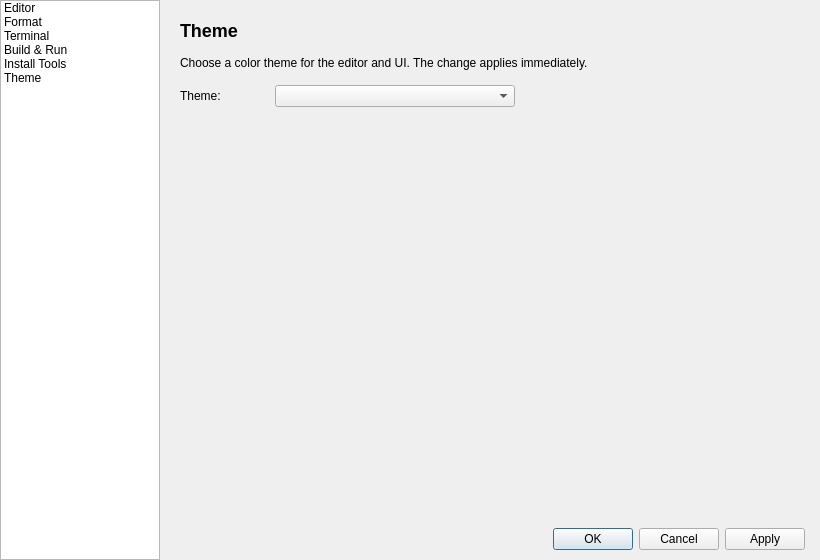
Above: src/view/LosSettingsUi/LosSettingsUi.ui from 2932238802/Perseus-frontend before the change. Below: the same form after it.
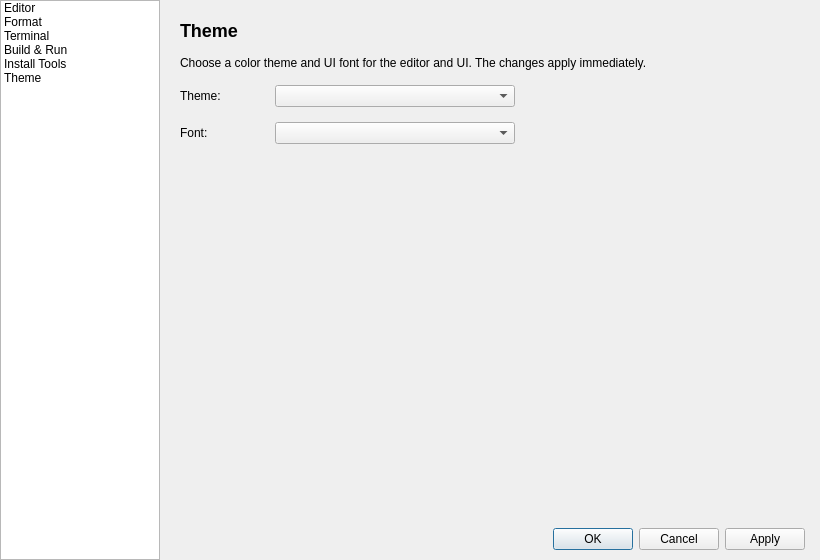
That is the form after the change. The open tabs and pages were chosen to show the change.

```diff
--- a/src/view/LosSettingsUi/LosSettingsUi.ui
+++ b/src/view/LosSettingsUi/LosSettingsUi.ui
@@ -1132,7 +1132,7 @@
          <item>
           <widget class="QLabel" name="label_desc_theme">
            <property name="text">
-            <string>Choose a color theme for the editor and UI. The change applies immediately.</string>
+             <string>Choose a color theme and UI font for the editor and UI. The changes apply immediately.</string>
            </property>
            <property name="wordWrap">
             <bool>true</bool>
@@ -1179,6 +1179,46 @@
            </item>
           </layout>
          </item>
+          <item>
+           <layout class="QHBoxLayout" name="hbox_font_select">
+            <item>
+             <widget class="QLabel" name="label_font_select">
+              <property name="minimumSize">
+               <size>
+                <width>80</width>
+                <height>0</height>
+               </size>
+              </property>
+              <property name="text">
+               <string>Font:</string>
+              </property>
+             </widget>
+            </item>
+            <item>
+             <widget class="QComboBox" name="combo_font">
+              <property name="minimumSize">
+               <size>
+                <width>240</width>
+                <height>0</height>
+               </size>
+              </property>
+             </widget>
+            </item>
+            <item>
+             <spacer name="hspacer_font_select">
+              <property name="orientation">
+               <enum>Qt::Horizontal</enum>
+              </property>
+              <property name="sizeHint" stdset="0">
+               <size>
+                <width>40</width>
+                <height>20</height>
+               </size>
+              </property>
+             </spacer>
+            </item>
+           </layout>
+          </item>
          <item>
           <spacer name="verticalSpacer_theme">
            <property name="orientation">
```
Lines whose indentation alone changed are shown as unchanged.
